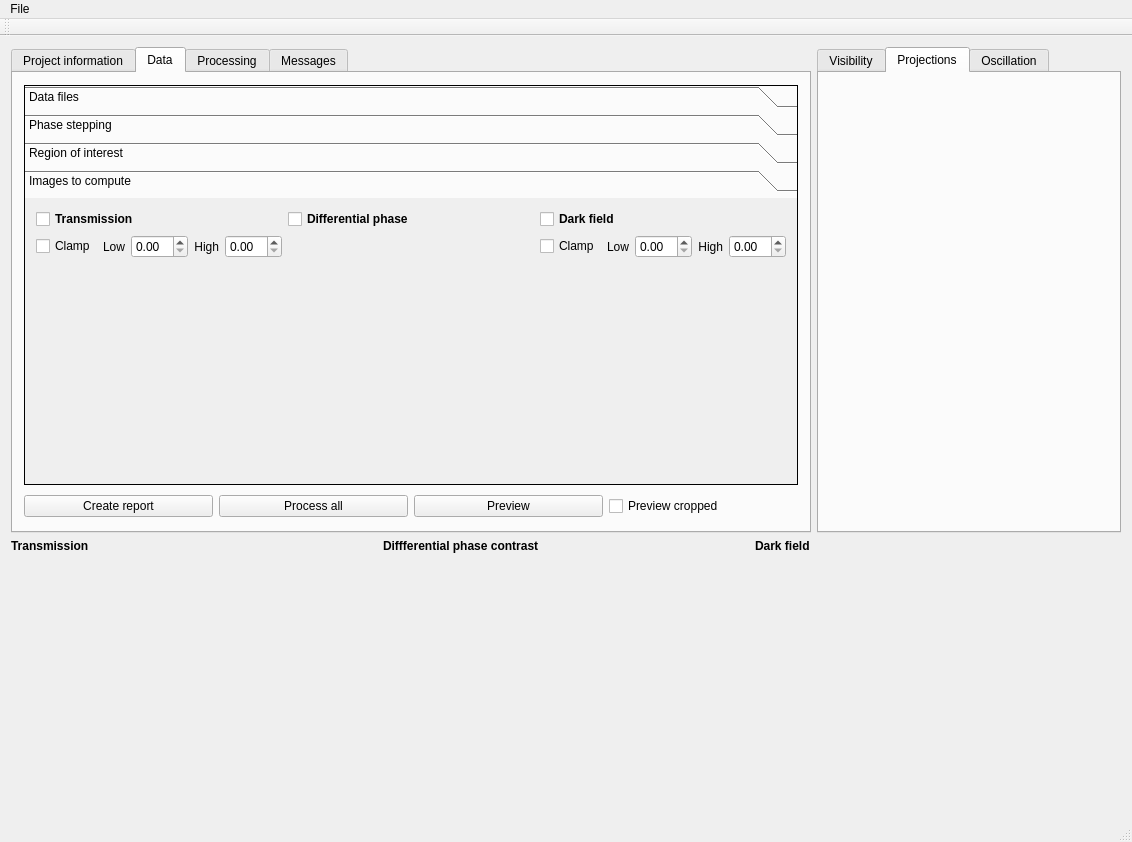
Old version of the form gui/qngitool/QtnGITool/ngimainwindow.ui in the repository neutronimaging/nGITool.
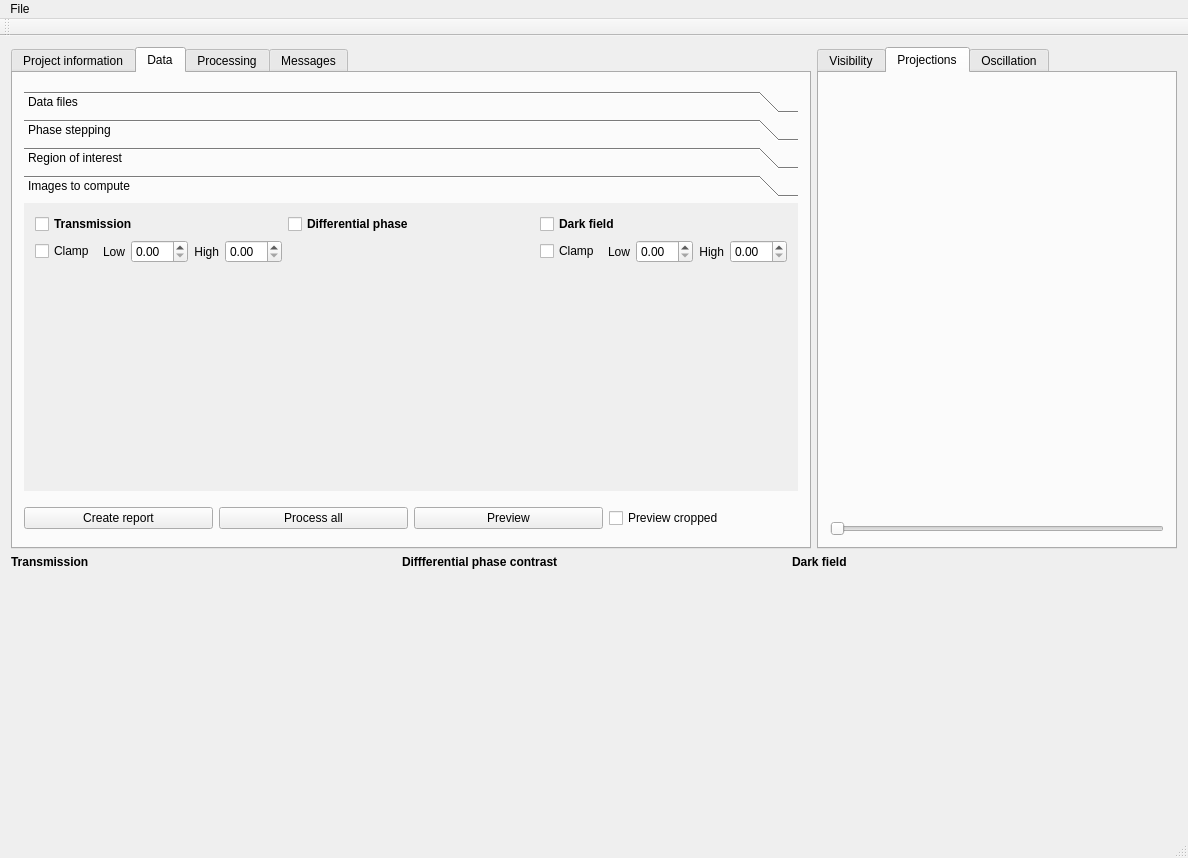
New version of the form. The open tabs and pages were chosen to show the change. Custom widgets are drawn as their Qt base class.

```diff
--- a/gui/qngitool/QtnGITool/ngimainwindow.ui
+++ b/gui/qngitool/QtnGITool/ngimainwindow.ui
@@ -6,8 +6,8 @@
    <rect>
     <x>0</x>
     <y>0</y>
-    <width>1132</width>
-    <height>842</height>
+    <width>1188</width>
+    <height>858</height>
    </rect>
   </property>
   <property name="windowTitle">
@@ -185,7 +185,7 @@
                </size>
               </property>
               <property name="frameShape">
-               <enum>QFrame::Box</enum>
+               <enum>QFrame::NoFrame</enum>
               </property>
               <property name="currentIndex">
                <number>0</number>
@@ -1160,8 +1160,8 @@
                 <rect>
                  <x>0</x>
                  <y>0</y>
-                 <width>776</width>
-                 <height>290</height>
+                 <width>775</width>
+                 <height>249</height>
                 </rect>
                </property>
                <attribute name="label">
@@ -1617,7 +1617,21 @@
                </widget>
               </item>
               <item>
-               <layout class="QHBoxLayout" name="horizontalLayout_5"/>
+               <layout class="QHBoxLayout" name="horizontalLayout_5">
+                <item>
+                 <widget class="QSlider" name="horizontalSlider">
+                  <property name="sizePolicy">
+                   <sizepolicy hsizetype="Expanding" vsizetype="Maximum">
+                    <horstretch>0</horstretch>
+                    <verstretch>0</verstretch>
+                   </sizepolicy>
+                  </property>
+                  <property name="orientation">
+                   <enum>Qt::Horizontal</enum>
+                  </property>
+                 </widget>
+                </item>
+               </layout>
               </item>
              </layout>
             </item>
@@ -1627,6 +1641,15 @@
            <attribute name="title">
             <string>Oscillation</string>
            </attribute>
+           <layout class="QVBoxLayout" name="verticalLayout_29">
+            <item>
+             <layout class="QVBoxLayout" name="verticalLayout_5">
+              <item>
+               <widget class="QWidget" name="widget" native="true"/>
+              </item>
+             </layout>
+            </item>
+           </layout>
           </widget>
          </widget>
         </item>
@@ -1652,7 +1675,7 @@
          </widget>
         </item>
         <item>
-         <widget class="QtAddons::ImageViewerWidget" name="widget_3" native="true">
+         <widget class="QtAddons::ImageViewerWidget" name="imageTransmission" native="true">
           <property name="minimumSize">
            <size>
             <width>250</width>
@@ -1679,7 +1702,7 @@
          </widget>
         </item>
         <item>
-         <widget class="QtAddons::ImageViewerWidget" name="widget_2" native="true">
+         <widget class="QtAddons::ImageViewerWidget" name="imageDPC" native="true">
           <property name="minimumSize">
            <size>
             <width>250</width>
@@ -1706,7 +1729,7 @@
          </widget>
         </item>
         <item>
-         <widget class="QtAddons::ImageViewerWidget" name="widget" native="true">
+         <widget class="QtAddons::ImageViewerWidget" name="imageDFI" native="true">
           <property name="minimumSize">
            <size>
             <width>250</width>
@@ -1726,8 +1749,8 @@
     <rect>
      <x>0</x>
      <y>0</y>
-     <width>1132</width>
-     <height>21</height>
+     <width>1188</width>
+     <height>22</height>
     </rect>
    </property>
    <widget class="QMenu" name="menuFile">
```
Left out of the diff: 34 changed lines with no effect on the pictures.
